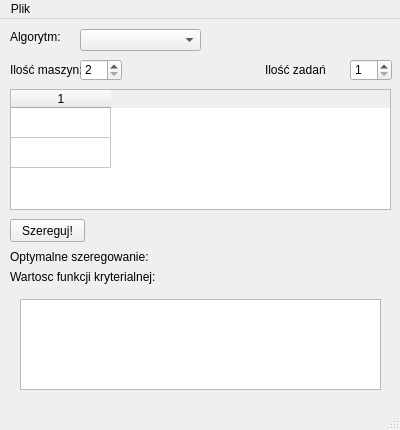
Above: ui/mainwindow.ui from Zegis/MPD-helper before the change. Below: the same form after it.
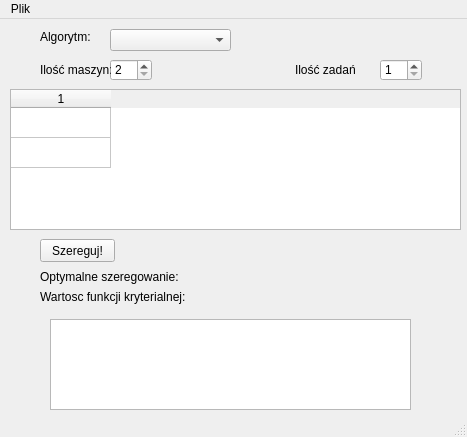
That is the form after the change.

Commit message: Prepared mainwindow for Hu algorithm

```diff
--- a/ui/mainwindow.ui
+++ b/ui/mainwindow.ui
@@ -6,8 +6,8 @@
    <rect>
     <x>0</x>
     <y>0</y>
-    <width>400</width>
-    <height>430</height>
+    <width>467</width>
+    <height>437</height>
    </rect>
   </property>
   <property name="windowTitle">
@@ -19,8 +19,8 @@
      <rect>
       <x>10</x>
       <y>70</y>
-      <width>381</width>
-      <height>121</height>
+      <width>451</width>
+      <height>141</height>
      </rect>
     </property>
     <property name="showGrid">
@@ -50,8 +50,8 @@
    <widget class="QLabel" name="Orderlabel">
     <property name="geometry">
      <rect>
-      <x>10</x>
-      <y>230</y>
+      <x>40</x>
+      <y>250</y>
       <width>361</width>
       <height>16</height>
      </rect>
@@ -63,8 +63,8 @@
    <widget class="QPushButton" name="orderButton">
     <property name="geometry">
      <rect>
-      <x>10</x>
-      <y>200</y>
+      <x>40</x>
+      <y>220</y>
       <width>75</width>
       <height>23</height>
      </rect>
@@ -76,7 +76,7 @@
    <widget class="QSpinBox" name="MachinesSpinBox">
     <property name="geometry">
      <rect>
-      <x>80</x>
+      <x>110</x>
       <y>40</y>
       <width>42</width>
       <height>22</height>
@@ -95,7 +95,7 @@
    <widget class="QSpinBox" name="JobsSpinBox">
     <property name="geometry">
      <rect>
-      <x>350</x>
+      <x>380</x>
       <y>40</y>
       <width>42</width>
       <height>22</height>
@@ -111,7 +111,7 @@
    <widget class="QLabel" name="label">
     <property name="geometry">
      <rect>
-      <x>265</x>
+      <x>295</x>
       <y>40</y>
       <width>71</width>
       <height>21</height>
@@ -124,7 +124,7 @@
    <widget class="QLabel" name="label_2">
     <property name="geometry">
      <rect>
-      <x>10</x>
+      <x>40</x>
       <y>40</y>
       <width>71</width>
       <height>21</height>
@@ -137,8 +137,8 @@
    <widget class="QLabel" name="ResultLabel">
     <property name="geometry">
      <rect>
-      <x>10</x>
-      <y>250</y>
+      <x>40</x>
+      <y>270</y>
       <width>371</width>
       <height>16</height>
      </rect>
@@ -150,8 +150,8 @@
    <widget class="QGraphicsView" name="graphicsView">
     <property name="geometry">
      <rect>
-      <x>20</x>
-      <y>280</y>
+      <x>50</x>
+      <y>300</y>
       <width>361</width>
       <height>91</height>
      </rect>
@@ -160,8 +160,8 @@
    <widget class="QLabel" name="DominanceLabel">
     <property name="geometry">
      <rect>
-      <x>220</x>
-      <y>200</y>
+      <x>250</x>
+      <y>220</y>
       <width>161</width>
       <height>21</height>
      </rect>
@@ -173,7 +173,7 @@
    <widget class="QLabel" name="label_3">
     <property name="geometry">
      <rect>
-      <x>10</x>
+      <x>40</x>
       <y>10</y>
       <width>71</width>
       <height>16</height>
@@ -186,7 +186,7 @@
    <widget class="QComboBox" name="AlgorithmBox">
     <property name="geometry">
      <rect>
-      <x>80</x>
+      <x>110</x>
       <y>10</y>
       <width>121</width>
       <height>22</height>
@@ -199,7 +199,7 @@
     <rect>
      <x>0</x>
      <y>0</y>
-     <width>400</width>
+     <width>467</width>
      <height>21</height>
     </rect>
    </property>
```
The commit also changes 1 other file.
